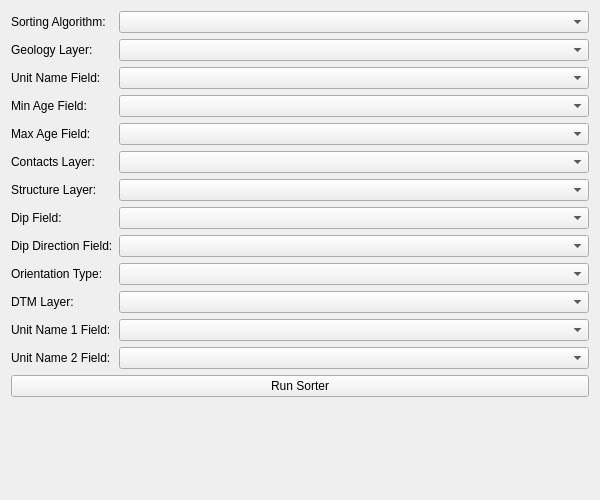
This is loopstructural/gui/map2loop_tools/sorter_widget.ui in Loop3D/plugin_loopstructural as Qt 5 draws it before an edit. The edited form follows.
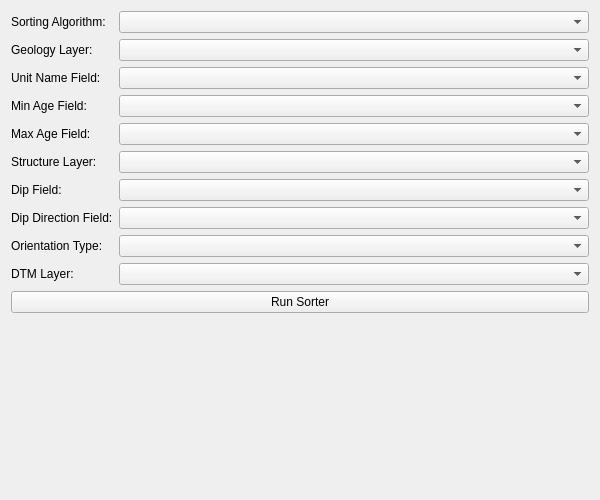
This is the edited form. Custom widgets are drawn as their Qt base class.

Commit message: feat: auto-extract contacts from geology in stratigraphic sorter

The edit to the form file:
```diff
--- a/loopstructural/gui/map2loop_tools/sorter_widget.ui
+++ b/loopstructural/gui/map2loop_tools/sorter_widget.ui
@@ -68,94 +68,63 @@
       <widget class="QgsFieldComboBox" name="maxAgeFieldComboBox"/>
      </item>
      <item row="5" column="0">
-      <widget class="QLabel" name="contactsLayerLabel">
-       <property name="text">
-        <string>Contacts Layer:</string>
-       </property>
-      </widget>
-     </item>
-     <item row="5" column="1">
-      <widget class="QgsMapLayerComboBox" name="contactsLayerComboBox">
-      </widget>
-     </item>
-     <item row="6" column="0">
       <widget class="QLabel" name="structureLayerLabel">
        <property name="text">
         <string>Structure Layer:</string>
        </property>
       </widget>
      </item>
-     <item row="6" column="1">
+     <item row="5" column="1">
       <widget class="QgsMapLayerComboBox" name="structureLayerComboBox">
        <property name="allowEmptyLayer">
         <bool>true</bool>
        </property>
       </widget>
      </item>
-     <item row="7" column="0">
+     <item row="6" column="0">
       <widget class="QLabel" name="dipFieldLabel">
        <property name="text">
         <string>Dip Field:</string>
        </property>
       </widget>
      </item>
-     <item row="7" column="1">
+     <item row="6" column="1">
       <widget class="QgsFieldComboBox" name="dipFieldComboBox"/>
      </item>
-     <item row="8" column="0">
+     <item row="7" column="0">
       <widget class="QLabel" name="dipDirFieldLabel">
        <property name="text">
         <string>Dip Direction Field:</string>
        </property>
       </widget>
      </item>
-     <item row="8" column="1">
+     <item row="7" column="1">
       <widget class="QgsFieldComboBox" name="dipDirFieldComboBox"/>
      </item>
-     <item row="9" column="0">
+     <item row="8" column="0">
       <widget class="QLabel" name="orientationTypeLabel">
        <property name="text">
         <string>Orientation Type:</string>
        </property>
       </widget>
      </item>
-     <item row="9" column="1">
+     <item row="8" column="1">
       <widget class="QComboBox" name="orientationTypeComboBox"/>
      </item>
-     <item row="10" column="0">
+     <item row="9" column="0">
       <widget class="QLabel" name="dtmLayerLabel">
        <property name="text">
         <string>DTM Layer:</string>
        </property>
       </widget>
      </item>
-     <item row="10" column="1">
+     <item row="9" column="1">
       <widget class="QgsMapLayerComboBox" name="dtmLayerComboBox">
        <property name="allowEmptyLayer">
         <bool>true</bool>
        </property>
       </widget>
      </item>
-     <item row="11" column="0">
-      <widget class="QLabel" name="unitName1FieldLabel">
-       <property name="text">
-        <string>Unit Name 1 Field:</string>
-       </property>
-      </widget>
-     </item>
-     <item row="11" column="1">
-      <widget class="QgsFieldComboBox" name="unitName1FieldComboBox"/>
-     </item>
-     <item row="12" column="0">
-      <widget class="QLabel" name="unitName2FieldLabel">
-       <property name="text">
-        <string>Unit Name 2 Field:</string>
-       </property>
-      </widget>
-     </item>
-     <item row="12" column="1">
-      <widget class="QgsFieldComboBox" name="unitName2FieldComboBox"/>
-     </item>
     </layout>
    </item>
    <item>
```
The commit also changes 2 other files.
